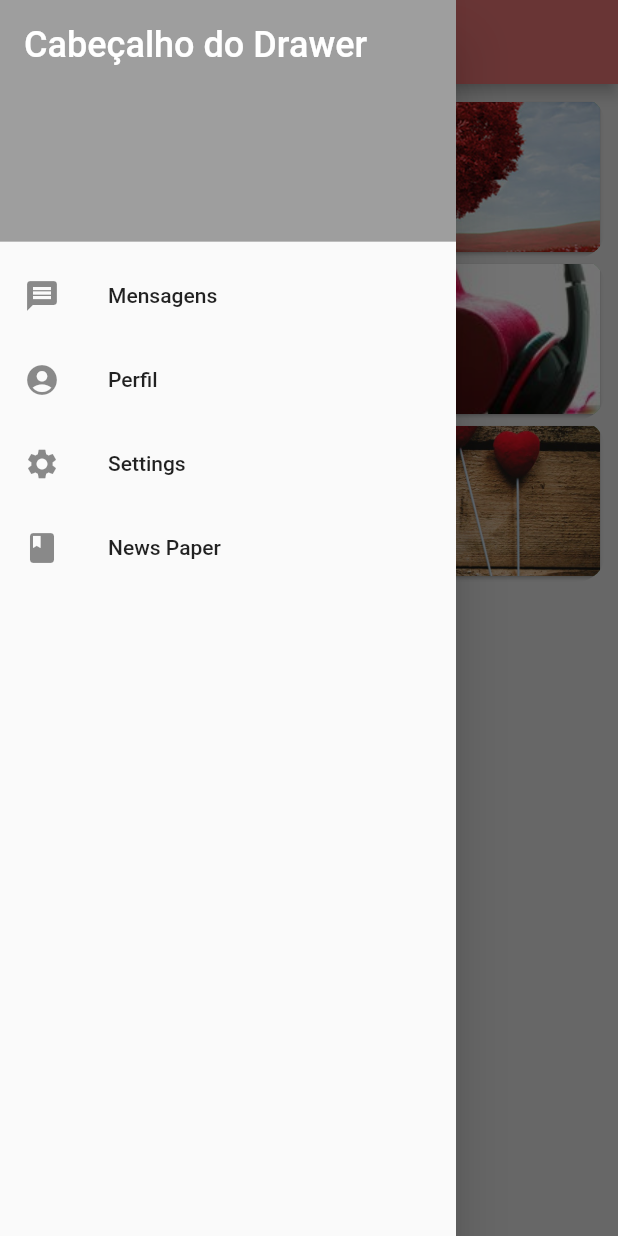
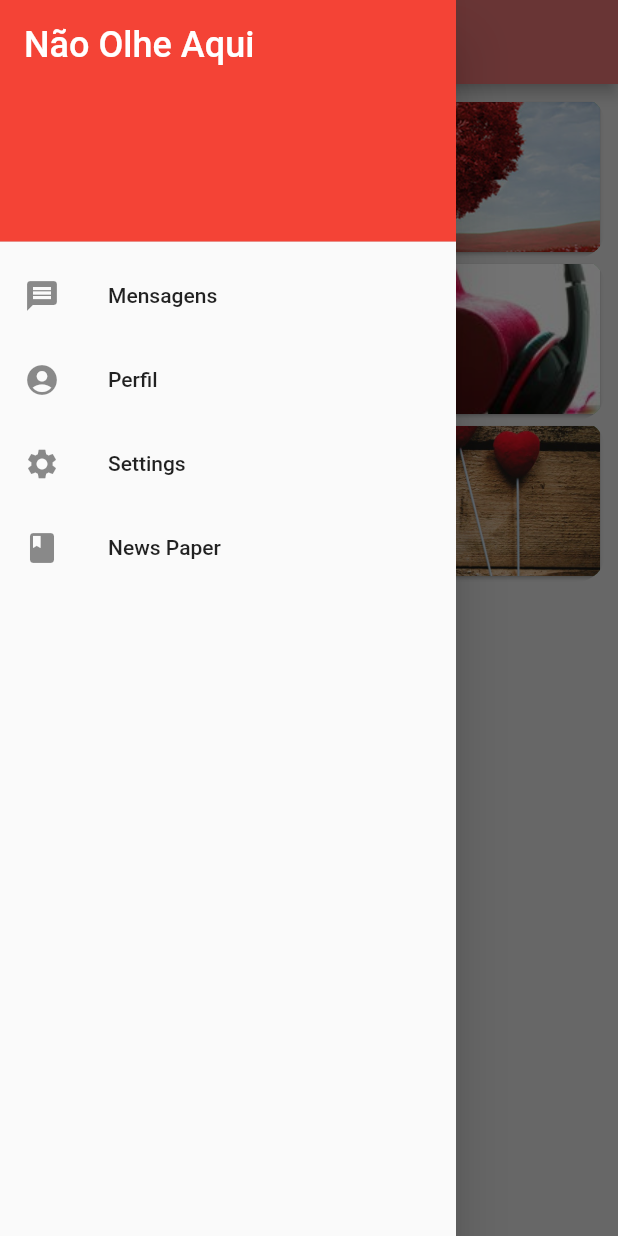
Before and after one commit to diego0361/Romantico, a Flutter app: the screen it shows after launch, with the side drawer open, on a phone screen of 412 x 824 dp. Run offline on Flutter 3.47's test engine with Material 2 defaults, Android fonts, the phone set to English and light mode, and no system bars.

Commit message:
Commit de Teste

```diff
--- a/lib/componentes/drawer.dart
+++ b/lib/componentes/drawer.dart
@@ -7,10 +7,10 @@ Widget meuDrawer() {
       children: const <Widget>[
         DrawerHeader(
           decoration: BoxDecoration(
-            color: Colors.grey,
+            color: Colors.red,
           ),
           child: Text(
-            'Cabeçalho do Drawer',
+            'Não Olhe Aqui',
             style: TextStyle(
               color: Colors.white,
               fontSize: 24,
--- a/lib/main.dart
+++ b/lib/main.dart
@@ -1,5 +1,6 @@
 import 'package:flutter/material.dart';
-import 'package:romantico/home_page.dart';
+import 'package:romantico/screens/home_page.dart';
+
 
 void main() {
   runApp(MyApp());
```
Also changed, not shown: lib/screens/home_page.dart (renamed from lib/home_page.dart).
